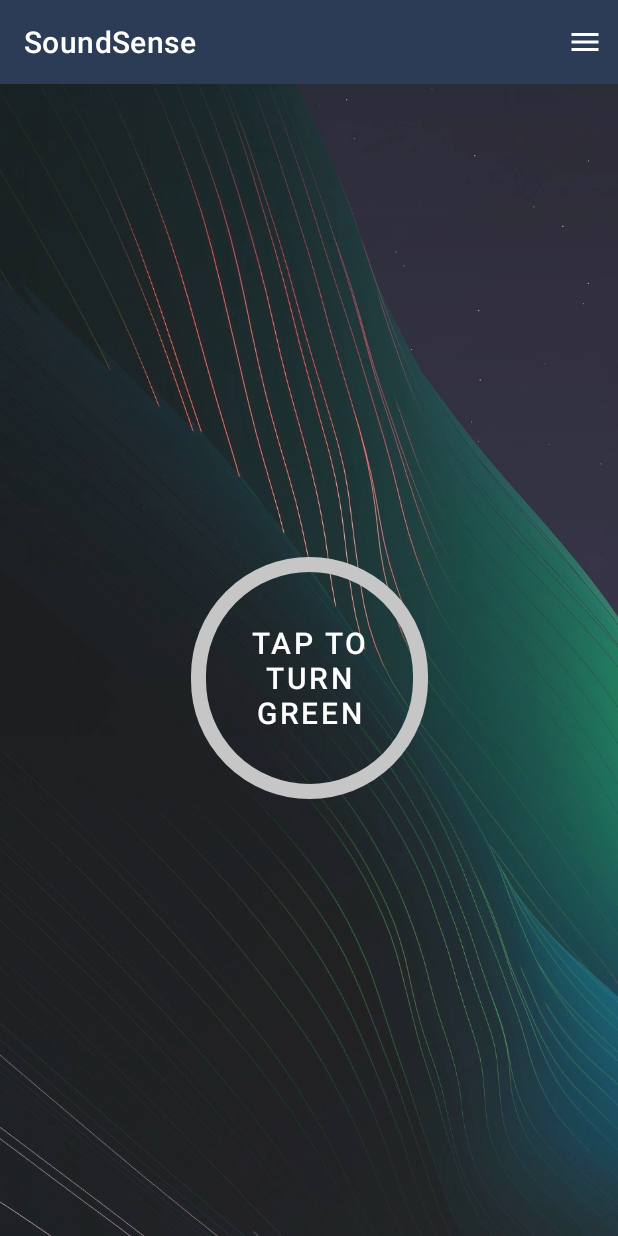
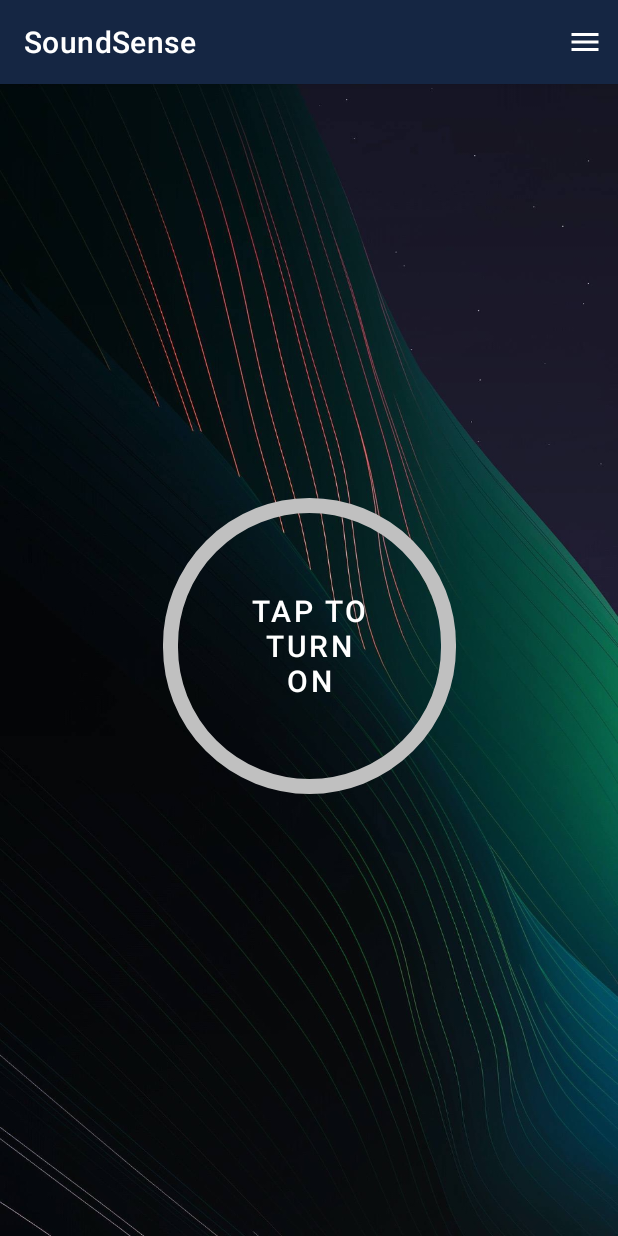
Before and after one commit to TeamSoundSense/SoundSenseV1, an Android app: the MainActivity screen opened directly, with no data from a screen before it, on a phone screen of 412 x 824 dp. Run offline under Robolectric (Android 15) with nearby library versions, the phone set to English and light mode, and no system bars; our stand-ins replace Firebase (no records; nobody signed in at launch, a user with empty details on screens opened directly); 2 statements that could not run were skipped.

Commit message:
#41-implementing-main-activity-button

```diff
--- a/app/src/main/java/com/example/soundsensev1/MainActivity.java
+++ b/app/src/main/java/com/example/soundsensev1/MainActivity.java
@@ -36,7 +36,9 @@ public class MainActivity extends AppCompatActivity {
     private DatabaseReference reference;
     private String userID;
 
-    private int button_color;
+    private DatabaseReference sensorControlReference;
+
+    private boolean buttonOn;
 
     @Override
     protected void onCreate(Bundle savedInstanceState) {
@@ -63,28 +65,8 @@ public class MainActivity extends AppCompatActivity {
         }
 
         //button settings
-        button_color = 0;
-        mainButton.setText("Tap to\nturn\ngreen");
-        mainButton.setOnClickListener(new View.OnClickListener() {
-            @Override
-            public void onClick(View v) {
-                if (button_color==0){
-                    mainButton.setText("Tap to\nturn\nred");
-                    mainButton.setBackgroundResource(R.drawable.circular_button_green);
-                    button_color=1;
-                }
-                else if(button_color==1){
-                    mainButton.setText("Tap to\nturn\ngrey");
-                    mainButton.setBackgroundResource(R.drawable.circular_button_red);
-                    button_color=2;
-                }
-                else {
-                    mainButton.setText("Tap to\nturn\ngreen");
-                    mainButton.setBackgroundResource(R.drawable.circular_button);
-                    button_color=0;
-                }
-            }
-        });
+        sensorControlReference = FirebaseDatabase.getInstance().getReference().child("Device").child("ON&OFF");
+        setButtonValue();
 
         //get user info from firebase
         reference.child(userID).addListenerForSingleValueEvent(new ValueEventListener() {
@@ -103,6 +85,66 @@ public class MainActivity extends AppCompatActivity {
                 Toast.makeText(MainActivity.this,"User info error!",Toast.LENGTH_LONG).show();
             }
         });
+    }
+
+    protected void setButtonValue(){
+
+        mainButton.setText("Connecting\n...");
+
+        sensorControlReference.addValueEventListener(new ValueEventListener() {
+            @Override
+            public void onDataChange(@NonNull DataSnapshot snapshot) {
+
+                //read the current firebase value of device and convert it to int
+                String controlString = snapshot.getValue().toString();
+                int controlInt = Integer.parseInt(controlString);
+                Log.i("Settings","control switch: "+controlInt);
+
+                //set the button to whatever the current firebase value is
+                if(controlInt==0){
+                    buttonOFF();
+
+                }else{
+                    buttonON();
+                }
+
+                //user can turn on or off using the button depending on the firebase value
+                mainButton.setOnClickListener(new View.OnClickListener() {
+                    @Override
+                    public void onClick(View v) {
+                        if(buttonOn){
+                            sensorControlReference.setValue(0);
+                            buttonOFF();
+                        }
+                        else{
+                            sensorControlReference.setValue(1);
+                            buttonON();
+                        }
+                    }
+                });
+            }
+
+            @Override
+            public void onCancelled(@NonNull DatabaseError error) {
+                Toast.makeText(MainActivity.this, "Button error!", Toast.LENGTH_LONG).show();
+            }
+        });
+    }
+
+    protected void displayWarning(){
+        //TODO: write this method
+    }
+
+    protected void buttonOFF(){
+        mainButton.setText("Tap to\nturn\nON");
+        mainButton.setBackgroundResource(R.drawable.circular_button);
+        buttonOn = false;
+    }
+
+    protected void buttonON(){
+        mainButton.setText("Tap to\nturn\nOFF");
+        mainButton.setBackgroundResource(R.drawable.circular_button_green);
+        buttonOn = true;
     }
 
     public boolean onCreateOptionsMenu(Menu menu) {
@@ -143,9 +185,4 @@ public class MainActivity extends AppCompatActivity {
         startActivity(intent);
     }
 
-    protected void goToLoginActivity(){
-        Intent intent = new Intent (this,LoginActivity.class);
-        startActivity(intent);
-    }
-
 }
--- a/app/src/main/res/layout/activity_main.xml
+++ b/app/src/main/res/layout/activity_main.xml
@@ -4,46 +4,47 @@
     xmlns:tools="http://schemas.android.com/tools"
     android:layout_width="match_parent"
     android:layout_height="match_parent"
-    tools:context=".MainActivity"
+    android:alpha="1"
     android:background="@mipmap/backgound1"
-    android:alpha="0.9">
+    tools:context=".MainActivity">
+
 
     <include
         android:id="@+id/mainToolbar"
-        layout="@layout/toolbar"/>
-
+        layout="@layout/toolbar"
+        tools:layout_editor_absoluteX="0dp"
+        tools:layout_editor_absoluteY="1dp" />
 
     <TextView
         android:id="@+id/welcomeTextView"
-        android:layout_width="wrap_content"
-        android:layout_height="wrap_content"
-        android:layout_marginStart="157dp"
-        android:layout_marginTop="60dp"
-        android:layout_marginEnd="157dp"
+        android:layout_width="0dp"
+        android:layout_height="53dp"
+        android:layout_marginTop="128dp"
         android:layout_marginBottom="20dp"
+        android:textAlignment="center"
         android:textColor="@color/white"
         android:textSize="24sp"
         app:layout_constraintBottom_toTopOf="@+id/mainButton"
         app:layout_constraintEnd_toEndOf="parent"
-        app:layout_constraintHorizontal_bias="0.494"
         app:layout_constraintStart_toStartOf="parent"
         app:layout_constraintTop_toBottomOf="@+id/mainToolbar" />
 
     <Button
         android:id="@+id/mainButton"
-        android:layout_width="158dp"
-        android:layout_height="161dp"
-        android:layout_marginStart="128dp"
+        android:layout_width="195dp"
+        android:layout_height="197dp"
+        android:layout_marginStart="108dp"
         android:layout_marginTop="20dp"
-        android:layout_marginEnd="128dp"
-        android:layout_marginBottom="200dp"
+        android:layout_marginEnd="108dp"
+        android:layout_marginBottom="267dp"
         android:background="@drawable/circular_button"
+        android:textAlignment="center"
+        android:textAllCaps="true"
         android:textColor="@color/white"
         android:textSize="20sp"
         app:backgroundTint="@null"
         app:layout_constraintBottom_toBottomOf="parent"
         app:layout_constraintEnd_toEndOf="parent"
-        app:layout_constraintHorizontal_bias="0.666"
         app:layout_constraintStart_toStartOf="parent"
         app:layout_constraintTop_toBottomOf="@+id/welcomeTextView" />
 
```
